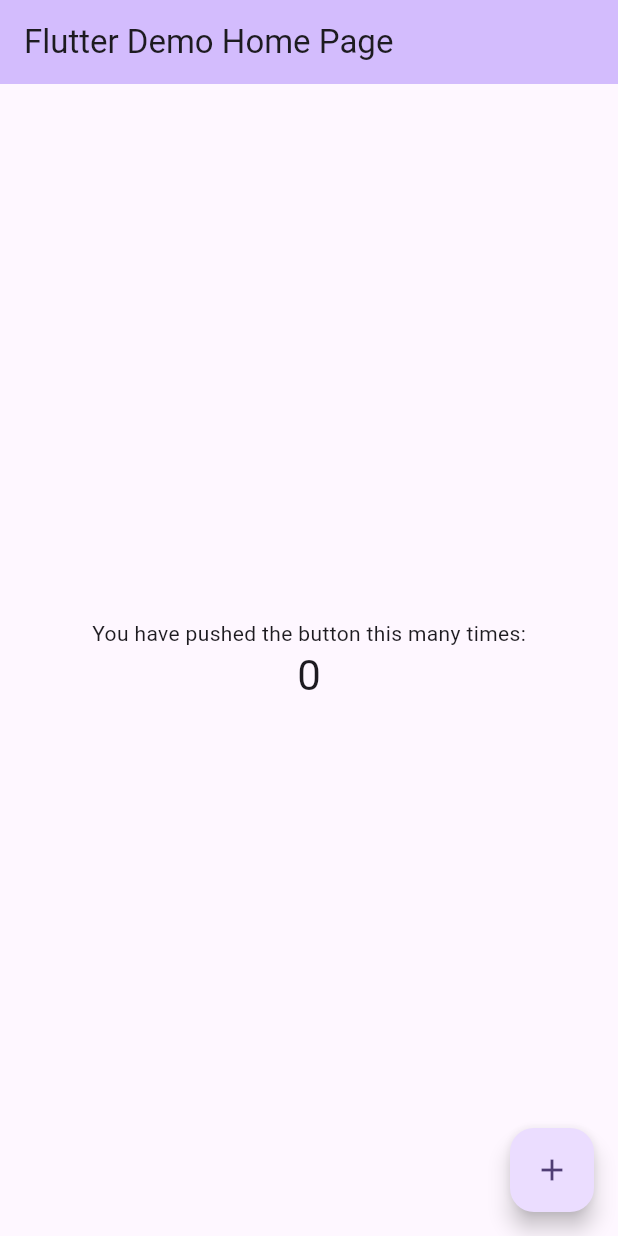
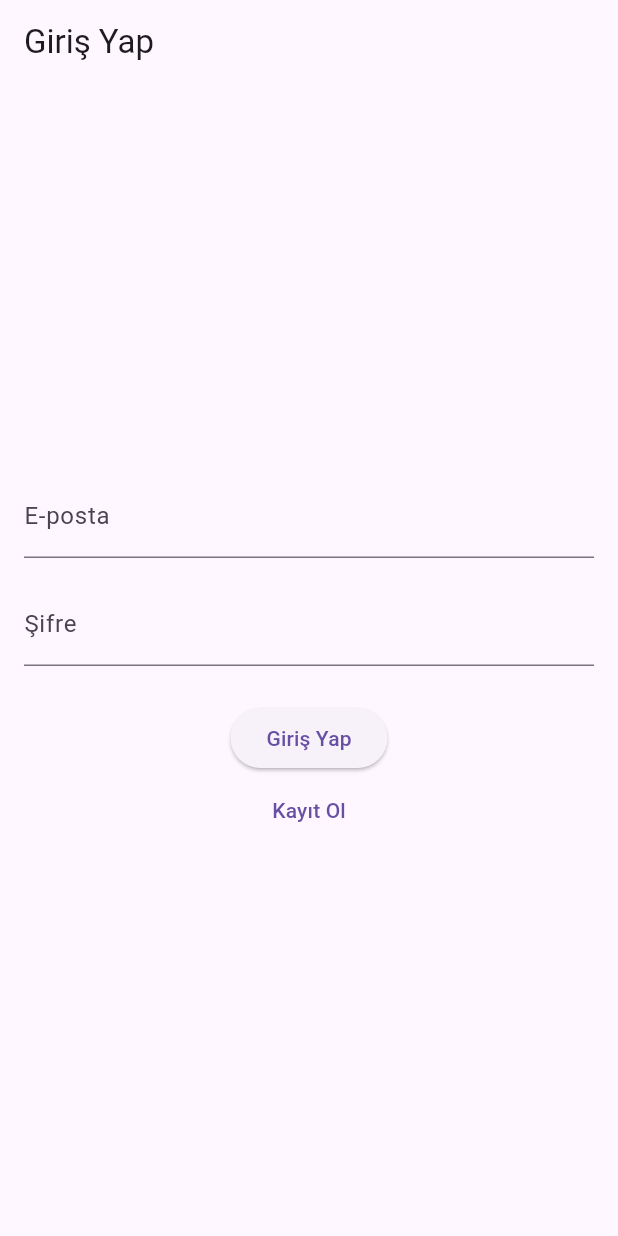
Before and after one commit to mehmetakifkucukkaya/todo_app-flutter, a Flutter app: the screen it shows after launch, on a phone screen of 412 x 824 dp. Run offline on Flutter 3.47's test engine with Material 3 defaults, Android fonts, the phone set to English and light mode, and no system bars; our stand-ins replace firebase_auth, firebase_core, get; accounts and stored records are empty.

Commit message:
Created auth pages

```diff
--- /dev/null
+++ b/lib/bindings/auth_binding.dart
@@ -0,0 +1,10 @@
+import 'package:get/get.dart';
+
+import '../viewmodel/auth_controller.dart';
+
+class AuthBinding extends Bindings {
+  @override
+  void dependencies() {
+    Get.lazyPut<AuthController>(() => AuthController());
+  }
+}
--- a/lib/config/routes/app_pages.dart
+++ b/lib/config/routes/app_pages.dart
@@ -1,18 +1,30 @@
+import 'package:get/get.dart';
+import 'package:todo_app/presentation/views/auth/register_page.dart';
+
+import '../../bindings/auth_binding.dart';
+import '../../presentation/views/auth/login_page.dart';
+import '../../presentation/views/home_page.dart';
+
 part 'app_routes.dart';
 
 class AppPages {
   static const INITIAL = Routes.LOGIN;
 
   static final routes = [
-    // GetPage(
-    //   name: Routes.LOGIN,
-    //   page: () => LoginPage(),
-    //   binding: AuthBinding(),
-    // ),
-    // GetPage(
-    //   name: Routes.HOME,
-    //   page: () => HomePage(),
-    //   binding: TodoBinding(),
-    // ),
+    GetPage(
+      name: Routes.LOGIN,
+      page: () => LoginPage(),
+      binding: AuthBinding(),
+    ),
+    GetPage(
+      name: Routes.REGISTER,
+      page: () => RegisterPage(),
+      binding: AuthBinding(),
+    ),
+    GetPage(
+      name: Routes.HOME,
+      page: () => const HomePage(),
+      // binding: TodoBinding(),
+    ),
   ];
 }
--- a/lib/main.dart
+++ b/lib/main.dart
@@ -1,6 +1,13 @@
+import 'package:firebase_core/firebase_core.dart';
 import 'package:flutter/material.dart';
+import 'package:get/get.dart';
 
-void main() {
+import 'bindings/auth_binding.dart';
+import 'config/routes/app_pages.dart';
+
+void main() async {
+  WidgetsFlutterBinding.ensureInitialized();
+  await Firebase.initializeApp();
   runApp(const MyApp());
 }
 
@@ -9,61 +16,13 @@ class MyApp extends StatelessWidget {
 
   @override
   Widget build(BuildContext context) {
-    return MaterialApp(
-      title: 'Flutter Demo',
-      theme: ThemeData(
-        colorScheme: ColorScheme.fromSeed(seedColor: Colors.deepPurple),
-        useMaterial3: true,
-      ),
-      home: const MyHomePage(title: 'Flutter Demo Home Page'),
+    return GetMaterialApp(
+      debugShowCheckedModeBanner: false,
+      title: 'Todo App',
+      themeMode: ThemeMode.system,
+      initialRoute: AppPages.INITIAL,
+      initialBinding: AuthBinding(),
+      getPages: AppPages.routes,
     );
   }
 }
-
-class MyHomePage extends StatefulWidget {
-  const MyHomePage({super.key, required this.title});
-
-  final String title;
-
-  @override
-  State<MyHomePage> createState() => _MyHomePageState();
-}
-
-class _MyHomePageState extends State<MyHomePage> {
-  int _counter = 0;
-
-  void _incrementCounter() {
-    setState(() {
-      _counter++;
-    });
-  }
-
-  @override
-  Widget build(BuildContext context) {
-    return Scaffold(
-      appBar: AppBar(
-        backgroundColor: Theme.of(context).colorScheme.inversePrimary,
-        title: Text(widget.title),
-      ),
-      body: Center(
-        child: Column(
-          mainAxisAlignment: MainAxisAlignment.center,
-          children: <Widget>[
-            const Text(
-              'You have pushed the button this many times:',
-            ),
-            Text(
-              '$_counter',
-              style: Theme.of(context).textTheme.headlineMedium,
-            ),
-          ],
-        ),
-      ),
-      floatingActionButton: FloatingActionButton(
-        onPressed: _incrementCounter,
-        tooltip: 'Increment',
-        child: const Icon(Icons.add),
-      ),
-    );
-  }
-}
--- /dev/null
+++ b/lib/presentation/views/auth/login_page.dart
@@ -0,0 +1,55 @@
+import 'package:flutter/material.dart';
+import 'package:get/get.dart';
+
+import '../../../config/routes/app_pages.dart';
+import '../../../core/constants/app_strings.dart';
+import '../../../viewmodel/auth_controller.dart';
+
+class LoginPage extends GetView<AuthController> {
+  final TextEditingController emailController = TextEditingController();
+  final TextEditingController passwordController = TextEditingController();
+
+  LoginPage({super.key});
+
+  @override
+  Widget build(BuildContext context) {
+    return Scaffold(
+      appBar: AppBar(title: const Text(AppStrings.login)),
+      body: Padding(
+        padding: const EdgeInsets.all(16.0),
+        child: Column(
+          mainAxisAlignment: MainAxisAlignment.center,
+          children: [
+            TextField(
+              controller: emailController,
+              decoration:
+                  const InputDecoration(labelText: AppStrings.email),
+            ),
+            const SizedBox(height: 16),
+            TextField(
+              controller: passwordController,
+              decoration:
+                  const InputDecoration(labelText: AppStrings.password),
+              obscureText: true,
+            ),
+            const SizedBox(height: 24),
+            ElevatedButton(
+              onPressed: () {
+                controller.signIn(
+                    emailController.text, passwordController.text);
+              },
+              child: const Text(AppStrings.login),
+            ),
+            TextButton(
+              onPressed: () => Get.toNamed(Routes.REGISTER),
+              child: const Text(AppStrings.register),
+            ),
+          ],
+        ),
+      ),
+    );
+  }
+}
+
+
+//! Firebase Çalışıyor. Griş yapa kısmı sıkıntılı
--- a/lib/viewmodel/auth_controller.dart
+++ b/lib/viewmodel/auth_controller.dart
@@ -19,6 +19,7 @@ class AuthController extends GetxController {
     try {
       await _authService.signIn(email, password);
       Get.offAllNamed(Routes.HOME);
+      print('User signed in');
     } catch (e) {
       Get.snackbar('Error', e.toString());
     }
```
Also changed, not shown: lib/presentation/views/auth/register_page.dart (added, +50 -0 lines), lib/presentation/views/home_page.dart (added, +22 -0 lines), firebase.json (added), lib/firebase_options.dart, 3 other files.
